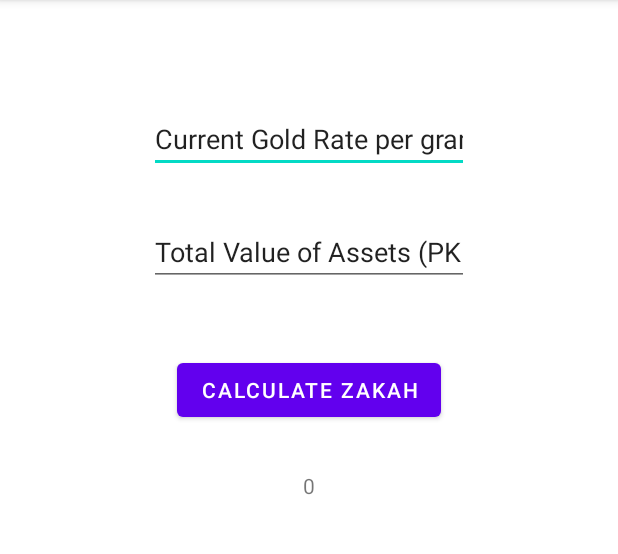
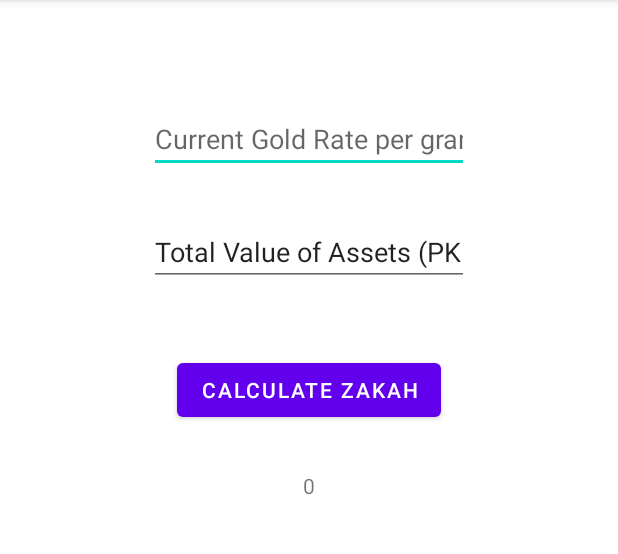
Before and after one commit to abubakarHayat/zakah-calculator, an Android app: the screen it shows after launch (MainActivity), on a phone screen of 412 x 824 dp, the part 84-638 px from its top. Run offline under Robolectric (Android 15) with nearby library versions, the phone set to English and light mode, and no system bars.

Commit message:
Removed Text and added Hint for Gold Rate

```diff
--- a/app/src/main/res/layout/activity_main.xml
+++ b/app/src/main/res/layout/activity_main.xml
@@ -12,8 +12,8 @@
         android:layout_height="wrap_content"
         android:layout_marginTop="70dp"
         android:ems="10"
+        android:hint="Current Gold Rate per gram(PKR)"
         android:inputType="textPersonName"
-        android:text="Current Gold Rate per gram(PKR)"
         app:layout_constraintEnd_toEndOf="parent"
         app:layout_constraintStart_toStartOf="parent"
         app:layout_constraintTop_toTopOf="parent" />
@@ -28,7 +28,8 @@
         android:text="Total Value of Assets (PKR)"
         app:layout_constraintEnd_toEndOf="@+id/editTxtGoldRate"
         app:layout_constraintStart_toStartOf="@+id/editTxtGoldRate"
-        app:layout_constraintTop_toBottomOf="@+id/editTxtGoldRate" />
+        app:layout_constraintTop_toBottomOf="@+id/editTxtGoldRate"
+        tools:ignore="TouchTargetSizeCheck" />
 
     <Button
         android:id="@+id/btnCalcZakah"
```
